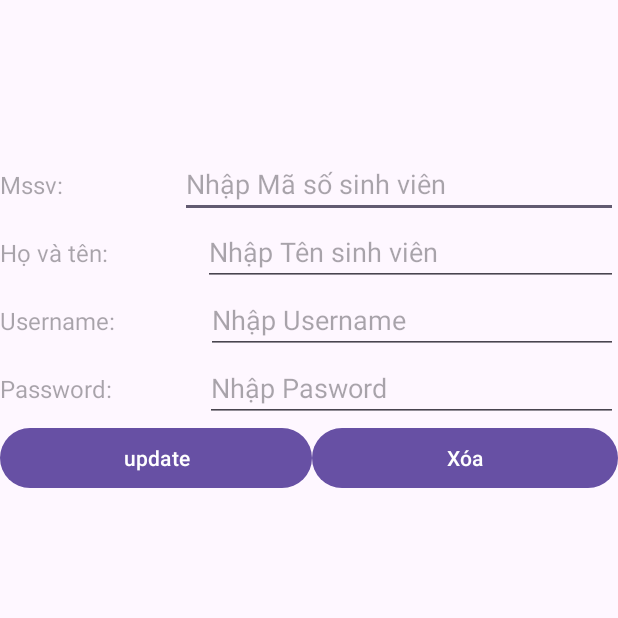
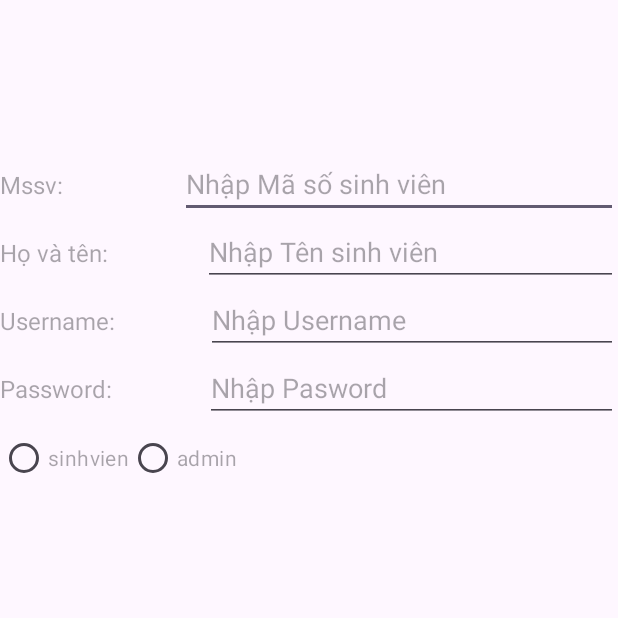
Before and after one commit to Cstrien/Thi_Trac_Nghiem, an Android app: the update_admin_taikhoan screen opened directly, with no data from a screen before it, on a phone screen of 412 x 824 dp, the top half of it. Run offline under Robolectric (Android 15) with nearby library versions, the phone set to English and light mode, and no system bars.

```diff
--- a/app/src/main/java/com/cstrien/thi_trac_nghiem/update_admin_taikhoan.java
+++ b/app/src/main/java/com/cstrien/thi_trac_nghiem/update_admin_taikhoan.java
@@ -14,7 +14,7 @@ public class update_admin_taikhoan extends AppCompatActivity {
     private static final String DATABASE_NAME = "THI_TRAC_NGHIEM_DATA";
     EditText edt_Username, edt_Password, edt_Mssv, edt_TenSV;
     SQLiteDatabase database;
-    Button btn_update, btn_Xoa;
+
 
     @Override
     protected void onCreate(Bundle savedInstanceState) {
@@ -25,47 +25,9 @@ public class update_admin_taikhoan extends AppCompatActivity {
     }
 
     private void addEnvents() {
-        btn_update.setOnClickListener(new View.OnClickListener() {
-            @Override
-            public void onClick(View v) {
-                // Lấy thông tin mới từ các EditText
-                String mssv = edt_Mssv.getText().toString();
-                String tenSV = edt_TenSV.getText().toString();
-                String username = edt_Username.getText().toString();
-                String password = edt_Password.getText().toString();
 
-                // Thực hiện cập nhật thông tin tài khoản trong cơ sở dữ liệu
-                ContentValues values = new ContentValues();
-                values.put("SinhvienID",mssv);
-                values.put("TenSV", tenSV);
-                values.put("Username", username);
-                values.put("Password", password);
 
-                int rowsAffected = database.update("SinhVien", values, "SinhvienID = ?", new String[]{mssv});
-                if (rowsAffected > 0) {
-                    Toast.makeText(update_admin_taikhoan.this, "Đã cập nhật thông tin tài khoản", Toast.LENGTH_SHORT).show();
-                } else {
-                    Toast.makeText(update_admin_taikhoan.this, "Cập nhật thông tin tài khoản thất bại", Toast.LENGTH_SHORT).show();
-                }
-            }
-        });
 
-        btn_Xoa.setOnClickListener(new View.OnClickListener() {
-            @Override
-            public void onClick(View v) {
-                // Lấy MSSV từ EditText
-                String mssv = edt_Mssv.getText().toString();
-                String TenSV=edt_TenSV.getText().toString();
-
-                // Thực hiện xóa tài khoản từ cơ sở dữ liệu
-                int rowsAffected = database.delete("SinhVien", "SinhvienID = ?", new String[]{TenSV});
-                if (rowsAffected > 0) {
-                    Toast.makeText(update_admin_taikhoan.this, "Đã xóa tài khoản", Toast.LENGTH_SHORT).show();
-                } else {
-                    Toast.makeText(update_admin_taikhoan.this, "Xóa tài khoản thất bại", Toast.LENGTH_SHORT).show();
-                }
-            }
-        });
     }
 
 
@@ -74,8 +36,8 @@ public class update_admin_taikhoan extends AppCompatActivity {
         edt_TenSV = findViewById(R.id.edtTenSVUpdate);
         edt_Username = findViewById(R.id.edtUsernameUpdate);
         edt_Password = findViewById(R.id.edtPasswordUpdate);
-        btn_update = findViewById(R.id.btnUpdate);
-        btn_Xoa = findViewById(R.id.btnXoa);
+
+
     }
     private void createDatabase() {
         database = openOrCreateDatabase("THI_TRAC_NGHIEM_DATA", MODE_PRIVATE, null);
--- a/app/src/main/res/layout/activity_update_admin_taikhoan.xml
+++ b/app/src/main/res/layout/activity_update_admin_taikhoan.xml
@@ -114,6 +114,35 @@
             android:inputType="text" />
 
     </LinearLayout>
+    <LinearLayout
+        android:layout_width="match_parent"
+        android:layout_height="wrap_content"
+        android:orientation="horizontal">
+        <RadioGroup
+            android:layout_width="wrap_content"
+            android:layout_height="match_parent">
+
+            <LinearLayout
+                android:layout_width="match_parent"
+                android:layout_height="match_parent"
+                android:orientation="horizontal">
+
+                <RadioButton
+                    android:layout_width="match_parent"
+                    android:layout_height="match_parent"
+                    android:hint="sinhvien"
+                    android:id="@+id/rbtSinhvien"/>
+
+            </LinearLayout>
+        </RadioGroup>
+
+        <RadioButton
+            android:layout_width="wrap_content"
+            android:layout_height="wrap_content"
+            android:hint="admin"
+            android:id="@+id/rbtAdmin"/>
+
+    </LinearLayout>
 
     <LinearLayout
         android:layout_width="match_parent"
@@ -124,21 +153,6 @@
     <LinearLayout
         android:layout_width="match_parent"
         android:layout_height="wrap_content"
-        android:orientation="horizontal">
-
-        <Button
-            android:id="@+id/btnUpdate"
-            android:layout_width="wrap_content"
-            android:layout_height="wrap_content"
-            android:layout_weight="1"
-            android:text="update" />
-
-        <Button
-            android:id="@+id/btnXoa"
-            android:layout_width="wrap_content"
-            android:layout_height="wrap_content"
-            android:layout_weight="1"
-            android:text="Xóa" />
-    </LinearLayout>
+        android:orientation="horizontal"/>
 
 </androidx.appcompat.widget.LinearLayoutCompat>
--- a/app/src/main/res/layout/activity_user.xml
+++ b/app/src/main/res/layout/activity_user.xml
@@ -35,7 +35,7 @@
         android:layout_width="wrap_content"
         android:layout_height="wrap_content"
         android:layout_marginTop="140dp"
-        android:text="Trang quản lý User"
+        android:text="Trang  User"
         android:textSize="30sp"
         app:layout_constraintHorizontal_bias="0.419"
         app:layout_constraintLeft_toLeftOf="parent"
```
Also changed, not shown: app/src/main/java/com/cstrien/thi_trac_nghiem/Admin_taikhoan.java (+84 -25 lines), app/src/main/java/com/cstrien/thi_trac_nghiem/login.java (+35 -12 lines), app/src/main/java/com/cstrien/thi_trac_nghiem/model/Sinhvien.java (+9 -2 lines), app/src/main/res/layout/activity_admin_taikhoan.xml (+44 -1 lines), 2 other files.
